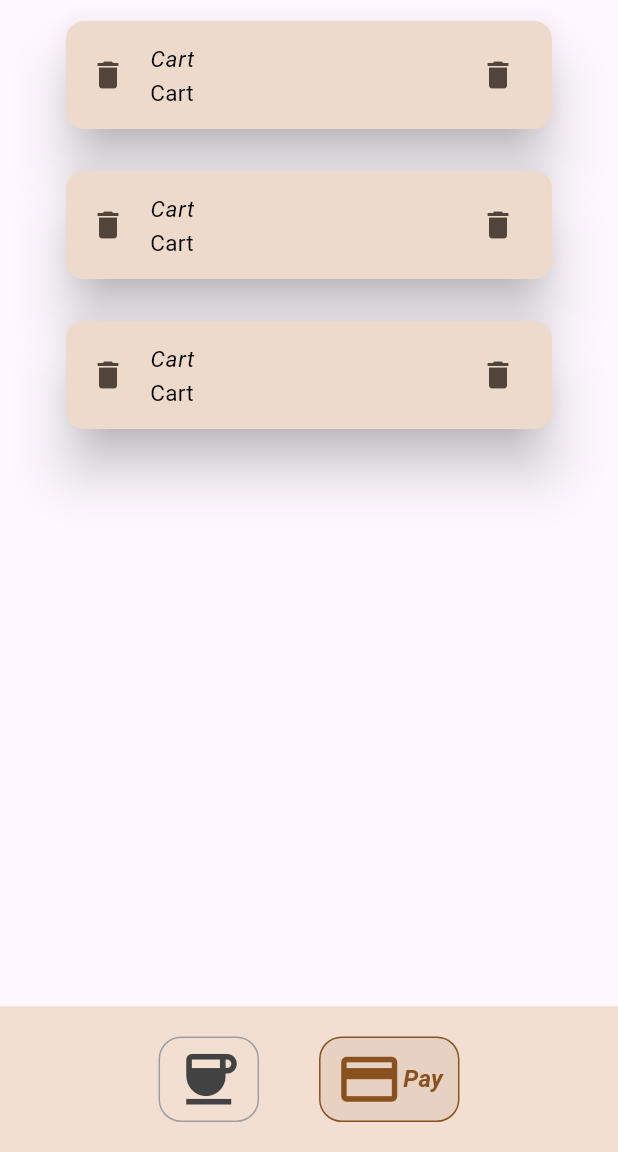
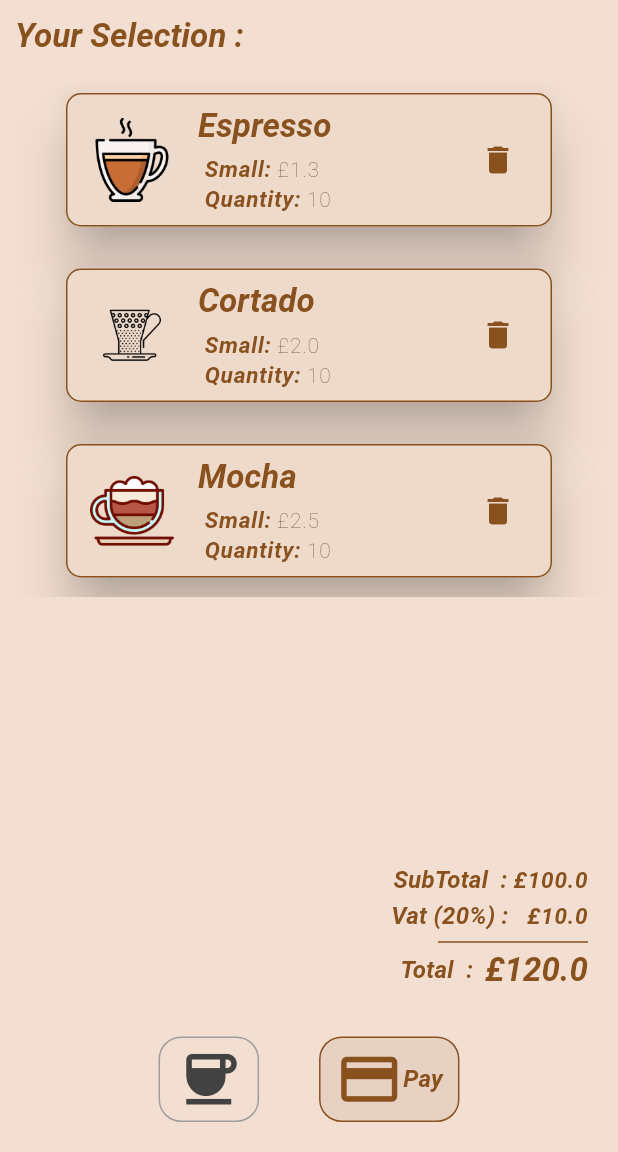
Before and after one commit to anishh2003/coffee_shop, a Flutter app: the screen it shows after launch, item 2 of the bottom bar chosen, on a phone screen of 412 x 824 dp, the part 84-1236 px from its top. Run offline on Flutter 3.47's test engine with Material 3 defaults, Android fonts, the light colour scheme and no system bars; drawn by our look-alikes of google_nav_bar; our stand-ins replace flutter_riverpod, google_fonts.

Commit message:
cart page design

```diff
--- a/lib/models/model.dart
+++ b/lib/models/model.dart
@@ -7,6 +7,7 @@ class CoffeeModel {
   double smallPrice;
   double mediumPrice;
   double largePrice;
+  int quantity;
   CoffeeModel({
     required this.id,
     required this.title,
@@ -15,5 +16,6 @@ class CoffeeModel {
     required this.smallPrice,
     required this.mediumPrice,
     required this.largePrice,
+    this.quantity = 0,
   });
 }
--- a/lib/screens/cart_page.dart
+++ b/lib/screens/cart_page.dart
@@ -1,3 +1,6 @@
+import 'package:coffee_shop/models/model.dart';
+import 'package:coffee_shop/provider/cofeeList_provider.dart';
+import 'package:coffee_shop/screens/coffee_detail_page.dart';
 import 'package:flutter/material.dart';
 import 'package:flutter_riverpod/flutter_riverpod.dart';
 
@@ -6,36 +9,144 @@ class CartPage extends ConsumerWidget {
 
   @override
   Widget build(BuildContext context, WidgetRef ref) {
-    return Scaffold(
-        body: SizedBox(
-      height: 800.0,
-      child: ListView.builder(
-          itemCount: 3,
-          itemBuilder: ((context, index) {
-            return const Padding(
-              padding: EdgeInsets.symmetric(horizontal: 40, vertical: 10.0),
-              child: Card(
-                child: ListTile(
-                  leading: Icon(Icons.delete),
-                  title: Text(
-                    'Cart',
-                    style: TextStyle(
-                      color: Colors.black,
-                      fontSize: 15,
+    List<CoffeeModel> coffeTypesInStore =
+        ref.watch(coffeeTypesAvailableProvider);
+    return Stack(
+      children: [
+        Column(
+          children: [
+            Padding(
+              padding: const EdgeInsets.all(10.0),
+              child: Align(
+                alignment: Alignment.centerLeft,
+                child: Text(
+                  "Your Selection :",
+                  style: Theme.of(context).textTheme.titleLarge,
                 ),
               ),
-                  subtitle: Text(
-                    'Cart',
-                    style: TextStyle(
-                      color: Colors.black,
-                      fontSize: 15,
+            ),
+            SizedBox(
+              height: 350.0,
+              child: ListView.builder(
+                  itemCount: coffeTypesInStore.length,
+                  itemBuilder: ((context, index) {
+                    return Padding(
+                      padding: const EdgeInsets.symmetric(
+                          horizontal: 40, vertical: 10.0),
+                      child: GestureDetector(
+                        onTap: () {
+                          Navigator.of(context).push(
+                            MaterialPageRoute(
+                              builder: (context) => CoffeeDetailPage(
+                                coffeeType: coffeTypesInStore[index],
                               ),
                             ),
-                  trailing: Icon(Icons.delete),
+                          );
+                        },
+                        child: Card(
+                          shape: RoundedRectangleBorder(
+                            borderRadius: BorderRadius.circular(10),
+                            side: BorderSide(
+                              color: Theme.of(context).colorScheme.primary,
+                              width: 1,
+                            ),
+                          ),
+                          child: ListTile(
+                            leading: Image.asset(
+                              coffeTypesInStore[index].image,
+                              scale: 2,
+                            ),
+                            title: Text(
+                              coffeTypesInStore[index].title,
+                              style: Theme.of(context).textTheme.titleLarge,
+                            ),
+                            subtitle: Column(
+                              children: [
+                                const SizedBox(height: 5.0),
+                                Column(
+                                  children: [
+                                    Row(
+                                      children: [
+                                        Text(" Small:",
+                                            style: Theme.of(context)
+                                                .textTheme
+                                                .labelMedium),
+                                        Text(
+                                            " £${coffeTypesInStore[index].smallPrice}",
+                                            style: Theme.of(context)
+                                                .textTheme
+                                                .labelSmall),
+                                      ],
+                                    ),
+                                    Row(
+                                      children: [
+                                        Text(" Quantity:",
+                                            style: Theme.of(context)
+                                                .textTheme
+                                                .labelMedium),
+                                        Text(" 10",
+                                            style: Theme.of(context)
+                                                .textTheme
+                                                .labelSmall),
+                                      ],
+                                    ),
+                                  ],
+                                ),
+                              ],
+                            ),
+                            trailing: Icon(
+                              Icons.delete,
+                              color: Theme.of(context).colorScheme.primary,
+                            ),
+                          ),
                         ),
                       ),
                     );
                   })),
-    ));
+            ),
+          ],
+        ),
+        Positioned(
+          right: 20.0,
+          bottom: 10.0,
+          child: Column(crossAxisAlignment: CrossAxisAlignment.end, children: [
+            Row(
+              textBaseline: TextBaseline.alphabetic,
+              children: [
+                Text('SubTotal  : ',
+                    style: Theme.of(context).textTheme.titleMedium),
+                Text('£100.0', style: Theme.of(context).textTheme.labelMedium),
+              ],
+            ),
+            Row(
+              textBaseline: TextBaseline.alphabetic,
+              children: [
+                Text('Vat (20%) :   ',
+                    style: Theme.of(context).textTheme.titleMedium),
+                Text('£10.0', style: Theme.of(context).textTheme.labelMedium),
+              ],
+            ),
+            Padding(
+              padding: EdgeInsets.symmetric(horizontal: 0),
+              child: SizedBox(
+                height: 10.0,
+                width: 100.0,
+                child: Divider(
+                  color: Theme.of(context).colorScheme.primary,
+                ),
+              ),
+            ),
+            Row(
+              textBaseline: TextBaseline.alphabetic,
+              children: [
+                Text('Total  :  ',
+                    style: Theme.of(context).textTheme.titleMedium),
+                Text('£120.0', style: Theme.of(context).textTheme.titleLarge),
+              ],
+            ),
+          ]),
+        ),
+      ],
+    );
   }
 }
--- a/lib/screens/coffee_detail_page.dart
+++ b/lib/screens/coffee_detail_page.dart
@@ -1,3 +1,4 @@
+import 'package:coffee_shop/models/model.dart';
 import 'package:coffee_shop/provider/coffeeAmount_provider.dart';
 import 'package:coffee_shop/widgets/quantity_selection.dart';
 import 'package:flutter/material.dart';
@@ -6,10 +7,10 @@ import 'package:flutter_riverpod/flutter_riverpod.dart';
 class CoffeeDetailPage extends ConsumerStatefulWidget {
   const CoffeeDetailPage({
     super.key,
-    required this.image,
+    required this.coffeeType,
   });
 
-  final String image;
+  final CoffeeModel coffeeType;
 
   @override
   ConsumerState<ConsumerStatefulWidget> createState() =>
@@ -27,7 +28,7 @@ class _CoffeeDetailPageState extends ConsumerState<CoffeeDetailPage> {
         mainAxisAlignment: MainAxisAlignment.spaceEvenly,
         children: [
           Image.asset(
-            widget.image,
+            widget.coffeeType.image,
             scale: 5.0,
           ),
           const QuantitySelection(),
@@ -73,12 +74,11 @@ class _CoffeeDetailPageState extends ConsumerState<CoffeeDetailPage> {
                       onPressed: () {},
                       child: Text(
                         'Add to Cart',
-                        style:
-                            Theme.of(context).textTheme.titleMedium!.copyWith(
-                                  color: Theme.of(context)
-                                      .colorScheme
-                                      .onPrimary, // Change to your desired color
-                                ),
+                        style: Theme.of(context)
+                            .textTheme
+                            .titleMedium!
+                            .copyWith(
+                                color: Theme.of(context).colorScheme.onPrimary),
                       )),
                 ),
               ],
--- a/lib/screens/shop_page.dart
+++ b/lib/screens/shop_page.dart
@@ -37,7 +37,7 @@ class ShopPage extends ConsumerWidget {
                         Navigator.of(context).push(
                           MaterialPageRoute(
                             builder: (context) => CoffeeDetailPage(
-                              image: coffeTypesInStore[index].image,
+                              coffeeType: coffeTypesInStore[index],
                             ),
                           ),
                         );
```
Lines whose indentation alone changed are shown as unchanged.
